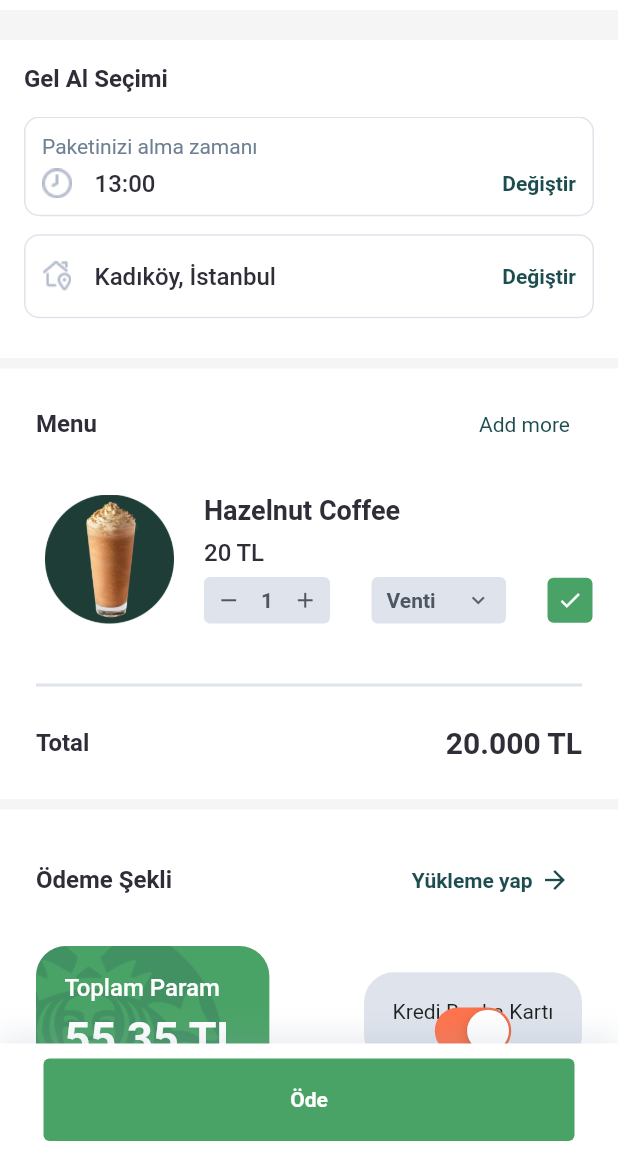
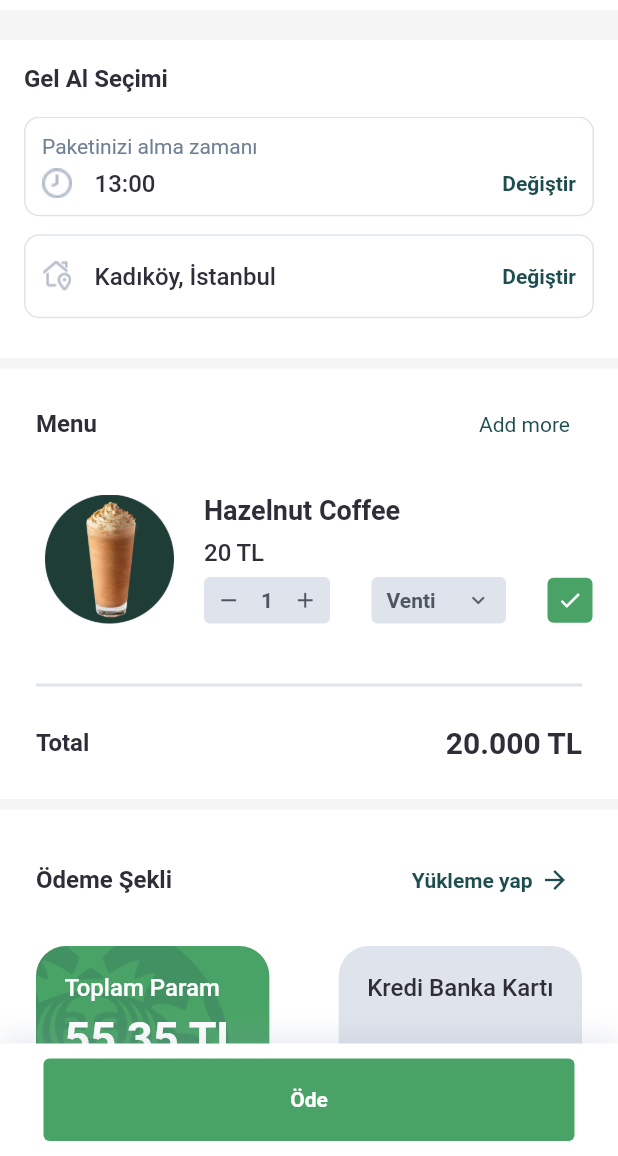
Before and after one commit to NguyenKhacMung/flutter-buoi6-actionListView, a Flutter app: the Detail screen opened by its route, on a phone screen of 412 x 824 dp, the part 80-1236 px from its top. Run offline on Flutter 3.47's test engine with Material 2 defaults, Android fonts, the phone set to English and light mode, and no system bars; our stand-ins replace fl_chart.

Commit message:
update code

```diff
--- /dev/null
+++ b/lib/Model/DataGelAl.dart
@@ -0,0 +1,28 @@
+List<item> items = [
+  item(
+    icon: "assets/images/time.png",
+    title: "Paketinizi alma zamanı",
+    subTitle: "13:00",
+    value: "Değiştir",
+  ),
+  item(
+    icon: "assets/images/house.png",
+    title: "",
+    subTitle: "Kadıköy, İstanbul",
+    value: "Değiştir",
+  ),
+];
+
+class item {
+  final String icon;
+  final String title;
+  final String subTitle;
+  final String value;
+
+  item({
+    required this.icon,
+    required this.title,
+    required this.subTitle,
+    required this.value,
+  });
+}
--- a/lib/component/GelAl.dart
+++ b/lib/component/GelAl.dart
@@ -1,4 +1,5 @@
 import 'package:flutter/material.dart';
+import 'package:session6/Model/DataGelAl.dart';
 
 class GelAl extends StatefulWidget {
   const GelAl({Key? key, required this.items}) : super(key: key);
@@ -102,17 +103,3 @@ class _GelAlState extends State<GelAl> {
     );
   }
 }
-
-class item {
-  final String icon;
-  final String title;
-  final String subTitle;
-  final String value;
-
-  item({
-    required this.icon,
-    required this.title,
-    required this.subTitle,
-    required this.value,
-  });
-}
--- a/lib/screen/Completed.dart
+++ b/lib/screen/Completed.dart
@@ -233,7 +233,8 @@ class _CompletedState extends State<Completed> {
               child: btn(
                 text: "Öde",
                 function: () {
-                  Navigator.pop(context);
+                  Navigator.pushNamedAndRemoveUntil(
+                      context, home, (route) => false);
                 },
               ),
             ),
--- a/lib/screen/Detail.dart
+++ b/lib/screen/Detail.dart
@@ -1,6 +1,6 @@
 import 'package:flutter/cupertino.dart';
 import 'package:flutter/material.dart';
-import 'package:session6/Model/MenuListItem.dart';
+import 'package:session6/Model/DataGelAl.dart';
 import 'package:session6/component/AppBar.dart';
 import 'package:session6/component/GelAl.dart';
 import 'package:session6/component/ItemsDetail.dart';
@@ -17,23 +17,9 @@ class Detail extends StatefulWidget {
 }
 
 class _DetailState extends State<Detail> {
-  List<item> items = [
-    item(
-      icon: "assets/images/time.png",
-      title: "Paketinizi alma zamanı",
-      subTitle: "13:00",
-      value: "Değiştir",
-    ),
-    item(
-      icon: "assets/images/house.png",
-      title: "",
-      subTitle: "Kadıköy, İstanbul",
-      value: "Değiştir",
-    ),
-  ];
+  bool toggle = true;
   @override
   Widget build(BuildContext context) {
-    bool toggle = false;
     return Scaffold(
       appBar: appBar(
         title: "Sipariş Detayı",
@@ -190,6 +176,9 @@ class _DetailState extends State<Detail> {
                                   color: Color(0xff4AA366),
                                   borderRadius: BorderRadius.circular(20),
                                 ),
+                                constraints: BoxConstraints(
+                                  minHeight: 100,
+                                ),
                                 child: Column(
                                   crossAxisAlignment: CrossAxisAlignment.start,
                                   children: [
@@ -216,22 +205,42 @@ class _DetailState extends State<Detail> {
                                 ),
                               ),
                               Container(
-                                padding: EdgeInsets.symmetric(
-                                    horizontal: 19, vertical: 18),
+                                padding: EdgeInsets.only(
+                                  left: 19,
+                                  right: 19,
+                                  top: 18,
+                                ),
                                 decoration: BoxDecoration(
                                   color: Color(0xffDFE4EC),
                                   borderRadius: BorderRadius.circular(20),
                                 ),
+                                constraints: BoxConstraints(
+                                  minHeight: 100,
+                                ),
                                 child: Column(
+                                  crossAxisAlignment: CrossAxisAlignment.end,
+                                  mainAxisAlignment:
+                                      MainAxisAlignment.spaceBetween,
                                   children: [
-                                    Text("Kredi Banka Kartı"),
-                                    Container(
-                                      height: 10,
-                                      child: CupertinoSwitch(
-                                        activeColor: Color(0xfffe734c),
-                                        value: !toggle,
-                                        onChanged: (bool value) {},
+                                    Text(
+                                      "Kredi Banka Kartı",
+                                      style: TextStyle(
+                                        fontSize: 16,
+                                        fontWeight: FontWeight.w500,
+                                        color: darkColor,
                                       ),
+                                    ),
+                                    CupertinoSwitch(
+                                      activeColor: Colors.white,
+                                      thumbColor:
+                                          toggle ? Colors.grey : Colors.amber,
+                                      trackColor: Colors.green,
+                                      value: toggle,
+                                      onChanged: (value) {
+                                        setState(() {
+                                          toggle = value;
+                                        });
+                                      },
                                     ),
                                   ],
                                 ),
--- a/lib/screen/Home.dart
+++ b/lib/screen/Home.dart
@@ -13,7 +13,7 @@ class Home extends StatefulWidget {
 
 class _HomeState extends State<Home> {
   int _selectedIndex = 0;
-  final PageController _pageController = PageController(initialPage: 0);
+  final PageController _pageController = PageController(initialPage: 1);
 
   void _onItemTapped(int index) {
     setState(() {
--- a/lib/screen/HomePage.dart
+++ b/lib/screen/HomePage.dart
@@ -412,8 +412,7 @@ class _HomePageState extends State<HomePage> {
                 minChildSize: 0.2,
                 maxChildSize: 0.7,
                 initialChildSize: 0.3,
-                builder:
-                    (BuildContext context, ScrollController scrollController) {
+                builder: (BuildContext context, scrollController) {
                   return Container(
                     padding: EdgeInsets.symmetric(horizontal: 18),
                     decoration: BoxDecoration(
--- a/lib/screen/Order.dart
+++ b/lib/screen/Order.dart
@@ -1,6 +1,8 @@
 import 'package:flutter/material.dart';
-import 'package:session6/Model/MenuListItem.dart';
-import 'package:session6/Model/TabMenu.dart';
+import 'package:session6/Model/DataGelAl.dart';
+import 'package:session6/Model/DataProducts.dart';
+import 'package:session6/component/MenuListItem.dart';
+import 'package:session6/component/TabMenu.dart';
 import 'package:session6/component/AppBar.dart';
 import 'package:session6/component/GelAl.dart';
 
@@ -74,67 +76,3 @@ class _OrderState extends State<Order> {
     );
   }
 }
-
-List<item> items = [
-  item(
-    icon: "assets/images/time.png",
-    title: "Paketinizi alma zamanı",
-    subTitle: "13:00",
-    value: "Değiştir",
-  ),
-  item(
-    icon: "assets/images/house.png",
-    title: "",
-    subTitle: "Kadıköy, İstanbul",
-    value: "Değiştir",
-  ),
-];
-List<itemMenu> itemMenus = [
-  itemMenu(
-    img: "assets/images/im1.png",
-    title: "Hazelnut Coffee",
-    size: "20 TL",
-  ),
-  itemMenu(
-    img: "assets/images/im2.png",
-    title: "Caramel Frappucino",
-    size: "20 TL",
-  ),
-  itemMenu(
-    img: "assets/images/im1.png",
-    title: "Caramel Frappucino",
-    size: "20 TL",
-  ),
-  itemMenu(
-    img: "assets/images/im3.png",
-    title: "Mocha Frappuccino",
-    size: "20 TL",
-  ),
-  itemMenu(
-    img: "assets/images/im4.png",
-    title: "Espresso Frappuccino",
-    size: "20 TL",
-  ),
-  itemMenu(
-    img: "assets/images/im1.png",
-    title: "Caramel Frappucino",
-    size: "20 TL",
-  ),
-  itemMenu(
-    img: "assets/images/im3.png",
-    title: "Mocha Frappuccino",
-    size: "20 TL",
-  ),
-];
-
-class itemMenu {
-  final String img;
-  final String title;
-  final String size;
-
-  itemMenu({
-    required this.img,
-    required this.title,
-    required this.size,
-  });
-}
```
Also changed, not shown: lib/Model/DataProducts.dart (added, +49 -0 lines), lib/component/MenuListItem.dart (renamed from lib/Model/MenuListItem.dart), lib/component/TabMenu.dart (renamed from lib/Model/TabMenu.dart).
